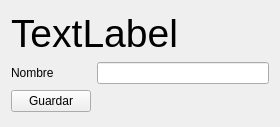
Above: Aplicacion/interfaces/Ui/addName.ui from nestorgranado/URJC-TFG-Aplicacion-para-la-gestion-de-horarios-y-examenes-en-la-universidad before the change. Below: the same form after it.
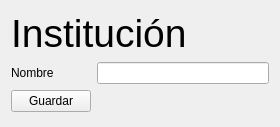
That is the form after the change.

```diff
--- a/Aplicacion/interfaces/Ui/addName.ui
+++ b/Aplicacion/interfaces/Ui/addName.ui
@@ -22,7 +22,7 @@
       </font>
      </property>
      <property name="text">
-      <string>TextLabel</string>
+      <string>Institución</string>
      </property>
     </widget>
    </item>
```
Left out of the diff: 2 changed lines with no effect on the pictures.
